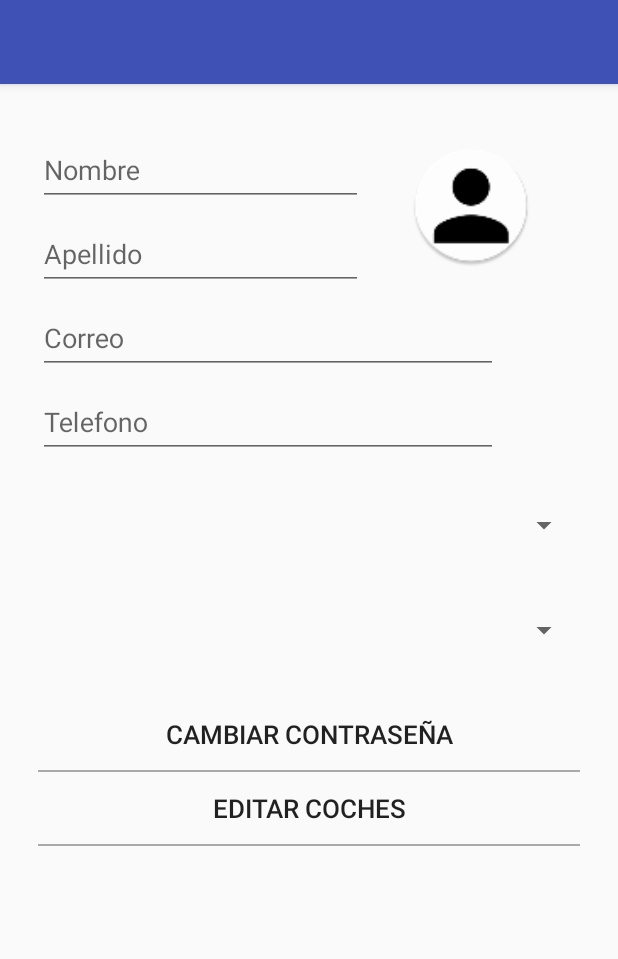
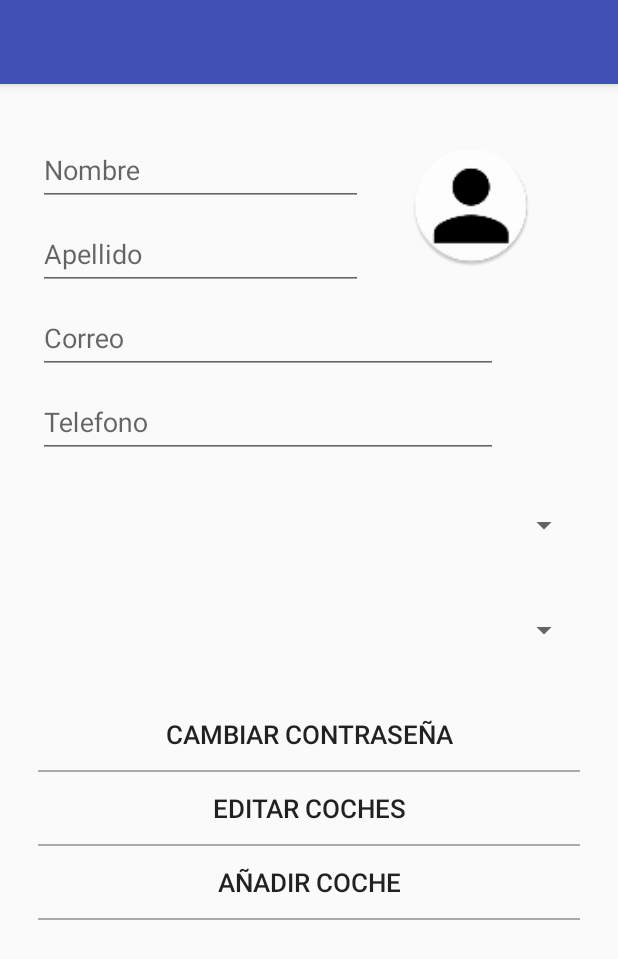
Before and after one commit to rafaelpedrajas/UCar, an Android app: the layout activity_editar_perfil.xml on its own in the app's theme, with its tools: preview values and no code run, on a phone screen of 412 x 824 dp. Shown: the top 959 px of the screen. Run offline under Robolectric (Android 15) with nearby library versions, the phone set to English and light mode, and no system bars; plain views replace MaterialSpinner; network calls fail.

Commit message:
Datos Coche

```diff
--- a/app/src/main/res/layout/activity_editar_perfil.xml
+++ b/app/src/main/res/layout/activity_editar_perfil.xml
@@ -278,6 +278,20 @@
                 android:layout_height="1dp"
                 android:background="@android:color/darker_gray"/>
 
+            <Button
+                android:id="@+id/BTAñadirCoche"
+                android:layout_width="wrap_content"
+                android:layout_height="wrap_content"
+                android:text="@string/añadirCoche"
+                android:textSize="17sp"
+                android:layout_gravity="center"
+                style="@style/Widget.AppCompat.Button.Borderless"/>
+
+            <View
+                android:layout_width="match_parent"
+                android:layout_height="1dp"
+                android:background="@android:color/darker_gray"/>
+
 
 
         </LinearLayout>
--- a/app/src/main/res/values/strings.xml
+++ b/app/src/main/res/values/strings.xml
@@ -9,4 +9,5 @@
     <string name="editarCoches">Editar Coches</string>
     <string name="cochePorDefecto">Coche por defecto</string>
     <string name="eliminarCoche">Eliminar coche</string>
+    <string name="añadirCoche">Añadir Coche</string>
 </resources>
```
Also changed, not shown: app/src/main/java/com/rafaelpedrajas/ucar/Clases/Coche.java (added, +78 -0 lines), app/src/main/java/com/rafaelpedrajas/ucar/GUI/EditarPerfil.java (+77 -1 lines).
